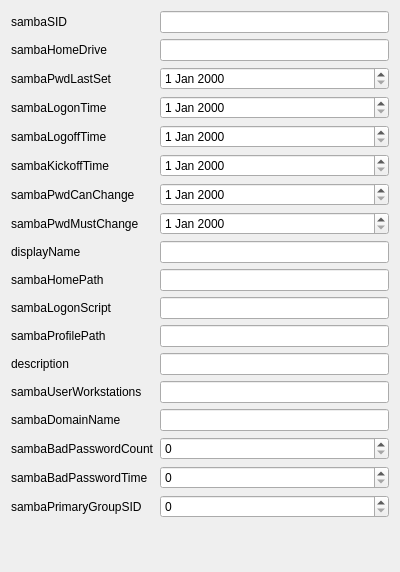
Qt form agent/src/clacks/agent/data/templates/default/user-samba.ui (gonicus/clacks) before a commit.
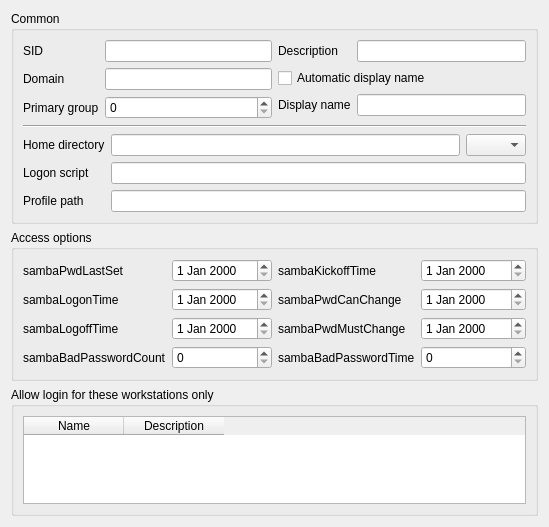
The same form after that commit. Icons and pictures are not drawn.

```diff
--- a/agent/src/clacks/agent/data/templates/default/user-samba.ui
+++ b/agent/src/clacks/agent/data/templates/default/user-samba.ui
@@ -6,8 +6,8 @@
    <rect>
     <x>0</x>
     <y>0</y>
-    <width>400</width>
-    <height>572</height>
+    <width>549</width>
+    <height>527</height>
    </rect>
   </property>
   <property name="windowTitle">
@@ -17,13 +17,23 @@
     <iconset resource="resources/user-samba.qrc">
     <normaloff>:/images/user-samba.png</normaloff>:/images/user-samba.png</iconset>
   </property>
+  <layout class="QGridLayout" name="gridLayout_3">
+   <item row="0" column="0">
+    <widget class="QGroupBox" name="groupBox_2">
+     <property name="title">
+      <string>Common</string>
+     </property>
   <layout class="QGridLayout" name="gridLayout">
    <item row="0" column="0">
-    <layout class="QFormLayout" name="formLayout">
+       <layout class="QVBoxLayout" name="verticalLayout">
+        <item>
+         <layout class="QHBoxLayout" name="horizontalLayout_2">
+          <item>
+           <layout class="QFormLayout" name="formLayout_2">
      <item row="0" column="0">
       <widget class="QLabel" name="sambaSIDLabel">
        <property name="text">
-        <string>sambaSID</string>
+               <string>SID</string>
        </property>
       </widget>
      </item>
@@ -31,176 +41,243 @@
       <widget class="QLineEdit" name="sambaSIDEdit"/>
      </item>
      <item row="1" column="0">
-      <widget class="QLabel" name="sambaHomeDriveLabel">
+             <widget class="QLabel" name="sambaDomainNameLabel">
        <property name="text">
-        <string>sambaHomeDrive</string>
+               <string>Domain</string>
        </property>
       </widget>
      </item>
      <item row="1" column="1">
-      <widget class="QLineEdit" name="sambaHomeDriveEdit"/>
+             <widget class="QLineEdit" name="sambaDomainNameEdit"/>
      </item>
      <item row="2" column="0">
-      <widget class="QLabel" name="sambaPwdLastSetLabel">
+             <widget class="QLabel" name="sambaPrimaryGroupSIDLabel">
        <property name="text">
-        <string>sambaPwdLastSet</string>
+               <string>Primary group</string>
        </property>
       </widget>
      </item>
-     <item row="3" column="0">
-      <widget class="QLabel" name="sambaLogonTimeLabel">
-       <property name="text">
-        <string>sambaLogonTime</string>
-       </property>
-      </widget>
-     </item>
-     <item row="4" column="0">
-      <widget class="QLabel" name="sambaLogoffTimeLabel">
-       <property name="text">
-        <string>sambaLogoffTime</string>
-       </property>
-      </widget>
-     </item>
-     <item row="5" column="0">
-      <widget class="QLabel" name="sambaKickoffTimeLabel">
+            <item row="2" column="1">
+             <widget class="QSpinBox" name="sambaPrimaryGroupSIDEdit"/>
+            </item>
+           </layout>
+          </item>
+          <item>
+           <layout class="QFormLayout" name="formLayout_3">
+            <item row="0" column="0">
+             <widget class="QLabel" name="descriptionLabel">
        <property name="text">
-        <string>sambaKickoffTime</string>
+               <string>Description</string>
        </property>
       </widget>
      </item>
-     <item row="6" column="0">
-      <widget class="QLabel" name="sambaPwdCanChangeLabel">
-       <property name="text">
-        <string>sambaPwdCanChange</string>
-       </property>
-      </widget>
-     </item>
-     <item row="7" column="0">
-      <widget class="QLabel" name="sambaPwdMustChangeLabel">
+            <item row="0" column="1">
+             <widget class="QLineEdit" name="descriptionEdit"/>
+            </item>
+            <item row="1" column="0" colspan="2">
+             <widget class="QCheckBox" name="checkBox">
        <property name="text">
-        <string>sambaPwdMustChange</string>
+               <string>Automatic display name</string>
        </property>
       </widget>
      </item>
-     <item row="8" column="0">
+            <item row="2" column="0">
       <widget class="QLabel" name="displayNameLabel">
        <property name="text">
-        <string>displayName</string>
+               <string>Display name</string>
        </property>
       </widget>
      </item>
-     <item row="8" column="1">
+            <item row="2" column="1">
       <widget class="QLineEdit" name="displayNameEdit"/>
      </item>
-     <item row="9" column="0">
+           </layout>
+          </item>
+         </layout>
+        </item>
+        <item>
+         <widget class="Line" name="line">
+          <property name="orientation">
+           <enum>Qt::Horizontal</enum>
+          </property>
+         </widget>
+        </item>
+        <item>
+         <layout class="QFormLayout" name="formLayout">
+          <item row="0" column="0">
       <widget class="QLabel" name="sambaHomePathLabel">
        <property name="text">
-        <string>sambaHomePath</string>
+             <string>Home directory</string>
        </property>
       </widget>
      </item>
-     <item row="9" column="1">
+          <item row="0" column="1">
+           <layout class="QHBoxLayout" name="horizontalLayout">
+            <item>
       <widget class="QLineEdit" name="sambaHomePathEdit"/>
      </item>
-     <item row="10" column="0">
+            <item>
+             <widget class="QComboBox" name="sambaHomeDriveEdit">
+              <property name="maximumSize">
+               <size>
+                <width>60</width>
+                <height>16777215</height>
+               </size>
+              </property>
+             </widget>
+            </item>
+           </layout>
+          </item>
+          <item row="1" column="0">
       <widget class="QLabel" name="sambaLogonScriptLabel">
        <property name="text">
-        <string>sambaLogonScript</string>
+             <string>Logon script</string>
        </property>
       </widget>
      </item>
-     <item row="10" column="1">
+          <item row="1" column="1">
       <widget class="QLineEdit" name="sambaLogonScriptEdit"/>
      </item>
-     <item row="11" column="0">
+          <item row="2" column="0">
       <widget class="QLabel" name="sambaProfilePathLabel">
        <property name="text">
-        <string>sambaProfilePath</string>
+             <string>Profile path</string>
        </property>
       </widget>
      </item>
-     <item row="11" column="1">
+          <item row="2" column="1">
       <widget class="QLineEdit" name="sambaProfilePathEdit"/>
      </item>
-     <item row="12" column="0">
-      <widget class="QLabel" name="descriptionLabel">
-       <property name="text">
-        <string>description</string>
-       </property>
-      </widget>
-     </item>
-     <item row="12" column="1">
-      <widget class="QLineEdit" name="descriptionEdit"/>
-     </item>
-     <item row="13" column="0">
-      <widget class="QLabel" name="sambaUserWorkstationsLabel">
-       <property name="text">
-        <string>sambaUserWorkstations</string>
-       </property>
-      </widget>
-     </item>
-     <item row="13" column="1">
-      <widget class="QLineEdit" name="sambaUserWorkstationsEdit"/>
-     </item>
-     <item row="14" column="0">
-      <widget class="QLabel" name="sambaDomainNameLabel">
-       <property name="text">
-        <string>sambaDomainName</string>
-       </property>
-      </widget>
-     </item>
-     <item row="14" column="1">
-      <widget class="QLineEdit" name="sambaDomainNameEdit"/>
-     </item>
-     <item row="15" column="0">
-      <widget class="QLabel" name="sambaBadPasswordCountLabel">
+         </layout>
+        </item>
+       </layout>
+      </item>
+     </layout>
+    </widget>
+   </item>
+   <item row="1" column="0">
+    <widget class="QGroupBox" name="groupBox_3">
+     <property name="title">
+      <string>Access options</string>
+     </property>
+     <layout class="QGridLayout" name="gridLayout_2">
+      <item row="0" column="0">
+       <layout class="QHBoxLayout" name="horizontalLayout_3">
+        <item>
+         <layout class="QFormLayout" name="formLayout_5">
+          <item row="0" column="0">
+           <widget class="QLabel" name="sambaPwdLastSetLabel">
        <property name="text">
-        <string>sambaBadPasswordCount</string>
+             <string>sambaPwdLastSet</string>
        </property>
       </widget>
      </item>
-     <item row="15" column="1">
-      <widget class="QSpinBox" name="sambaBadPasswordCountEdit"/>
-     </item>
-     <item row="16" column="0">
-      <widget class="QLabel" name="sambaBadPasswordTimeLabel">
-       <property name="text">
-        <string>sambaBadPasswordTime</string>
-       </property>
-      </widget>
-     </item>
-     <item row="16" column="1">
-      <widget class="QSpinBox" name="sambaBadPasswordTimeEdit"/>
-     </item>
-     <item row="17" column="0">
-      <widget class="QLabel" name="sambaPrimaryGroupSIDLabel">
-       <property name="text">
-        <string>sambaPrimaryGroupSID</string>
-       </property>
-      </widget>
-     </item>
-     <item row="17" column="1">
-      <widget class="QSpinBox" name="sambaPrimaryGroupSIDEdit"/>
-     </item>
-     <item row="2" column="1">
+          <item row="0" column="1">
       <widget class="QDateEdit" name="sambaPwdLastSetEdit"/>
      </item>
-     <item row="3" column="1">
+          <item row="1" column="0">
+           <widget class="QLabel" name="sambaLogonTimeLabel">
+            <property name="text">
+             <string>sambaLogonTime</string>
+            </property>
+           </widget>
+          </item>
+          <item row="1" column="1">
       <widget class="QDateEdit" name="sambaLogonTimeEdit"/>
      </item>
-     <item row="4" column="1">
+          <item row="2" column="0">
+           <widget class="QLabel" name="sambaLogoffTimeLabel">
+            <property name="text">
+             <string>sambaLogoffTime</string>
+            </property>
+           </widget>
+          </item>
+          <item row="2" column="1">
       <widget class="QDateEdit" name="sambaLogoffTimeEdit"/>
      </item>
-     <item row="5" column="1">
+          <item row="3" column="0">
+           <widget class="QLabel" name="sambaBadPasswordCountLabel">
+            <property name="text">
+             <string>sambaBadPasswordCount</string>
+            </property>
+           </widget>
+          </item>
+          <item row="3" column="1">
+           <widget class="QSpinBox" name="sambaBadPasswordCountEdit"/>
+          </item>
+         </layout>
+        </item>
+        <item>
+         <layout class="QFormLayout" name="formLayout_4">
+          <item row="0" column="0">
+           <widget class="QLabel" name="sambaKickoffTimeLabel">
+            <property name="text">
+             <string>sambaKickoffTime</string>
+            </property>
+           </widget>
+          </item>
+          <item row="0" column="1">
       <widget class="QDateEdit" name="sambaKickoffTimeEdit"/>
      </item>
-     <item row="6" column="1">
+          <item row="1" column="0">
+           <widget class="QLabel" name="sambaPwdCanChangeLabel">
+            <property name="text">
+             <string>sambaPwdCanChange</string>
+            </property>
+           </widget>
+          </item>
+          <item row="1" column="1">
       <widget class="QDateEdit" name="sambaPwdCanChangeEdit"/>
      </item>
-     <item row="7" column="1">
+          <item row="2" column="0">
+           <widget class="QLabel" name="sambaPwdMustChangeLabel">
+            <property name="text">
+             <string>sambaPwdMustChange</string>
+            </property>
+           </widget>
+          </item>
+          <item row="2" column="1">
       <widget class="QDateEdit" name="sambaPwdMustChangeEdit"/>
      </item>
-    </layout>
+          <item row="3" column="1">
+           <widget class="QSpinBox" name="sambaBadPasswordTimeEdit"/>
+          </item>
+          <item row="3" column="0">
+           <widget class="QLabel" name="sambaBadPasswordTimeLabel">
+            <property name="text">
+             <string>sambaBadPasswordTime</string>
+            </property>
+           </widget>
+          </item>
+         </layout>
+        </item>
+       </layout>
+      </item>
+     </layout>
+    </widget>
+   </item>
+   <item row="2" column="0">
+    <widget class="QGroupBox" name="groupBox">
+     <property name="title">
+      <string>Allow login for these workstations only</string>
+     </property>
+     <layout class="QGridLayout" name="gridLayout_4">
+      <item row="0" column="0">
+       <widget class="QTableWidget" name="sambaUserWorkstationsEdit">
+        <column>
+         <property name="text">
+          <string extracomment="cn">Name</string>
+         </property>
+        </column>
+        <column>
+         <property name="text">
+          <string extracomment="description">Description</string>
+         </property>
+        </column>
+       </widget>
+      </item>
+     </layout>
+    </widget>
    </item>
   </layout>
  </widget>
```
Lines whose indentation alone changed are shown as unchanged.
